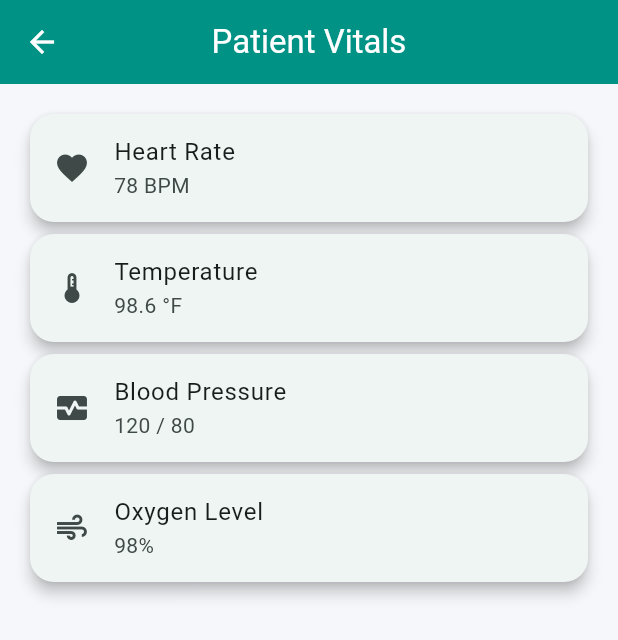
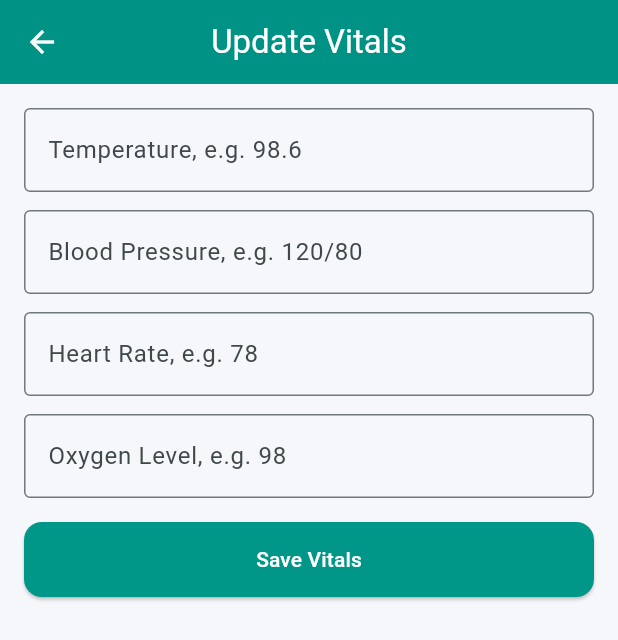
Before and after one commit to sanvithskotian/NurseCare, a Flutter app: the NursePatientDetailsScreen screen opened directly, after a tap on "Update Vitals", on a phone screen of 412 x 824 dp. Shown: the top 640 px of the screen. Run offline on Flutter 3.47's test engine with Material 3 defaults, Android fonts, the phone set to English and light mode, and no system bars.

Commit message:
Improve timestamps and vitals units

```diff
--- /dev/null
+++ b/lib/models/vital.dart
@@ -0,0 +1,19 @@
+class Vital {
+  final String id;
+  final String patientName;
+  final String temperature;
+  final String bloodPressure;
+  final String heartRate;
+  final String oxygenLevel;
+  final String dateTime;
+
+  Vital({
+    required this.id,
+    required this.patientName,
+    required this.temperature,
+    required this.bloodPressure,
+    required this.heartRate,
+    required this.oxygenLevel,
+    required this.dateTime,
+  });
+}
--- a/lib/screens/nurse/nurse_patient_details_screen.dart
+++ b/lib/screens/nurse/nurse_patient_details_screen.dart
@@ -2,6 +2,7 @@ import 'package:flutter/material.dart';
 import '../../services/dummy_data.dart';
 import 'nurse_notes_screen.dart';
 import 'vitals_screen.dart';
+import 'update_vitals_screen.dart';
 
 class NursePatientDetailsScreen extends StatelessWidget {
   const NursePatientDetailsScreen({super.key});
@@ -33,6 +34,12 @@ class NursePatientDetailsScreen extends StatelessWidget {
             context,
             "Update Vitals",
             Icons.favorite,
+            const UpdateVitalsScreen(),
+          ),
+          _actionCard(
+            context,
+            "Vitals History",
+            Icons.monitor_heart,
             const VitalsScreen(),
           ),
           _actionCard(
--- /dev/null
+++ b/lib/screens/nurse/update_vitals_screen.dart
@@ -0,0 +1,115 @@
+import 'package:flutter/material.dart';
+import '../../models/vital.dart';
+import '../../services/dummy_data.dart';
+
+class UpdateVitalsScreen extends StatefulWidget {
+  const UpdateVitalsScreen({super.key});
+
+  @override
+  State<UpdateVitalsScreen> createState() => _UpdateVitalsScreenState();
+}
+
+class _UpdateVitalsScreenState extends State<UpdateVitalsScreen> {
+  final temperatureController = TextEditingController();
+  final bloodPressureController = TextEditingController();
+  final heartRateController = TextEditingController();
+  final oxygenLevelController = TextEditingController();
+
+  String _formatDateTime(DateTime dateTime) {
+    final day = dateTime.day.toString().padLeft(2, '0');
+    final month = dateTime.month.toString().padLeft(2, '0');
+    final year = dateTime.year;
+
+    final hour = dateTime.hour > 12
+      ? dateTime.hour - 12
+      : dateTime.hour == 0
+          ? 12
+          : dateTime.hour;
+
+    final minute = dateTime.minute.toString().padLeft(2, '0');
+    final period = dateTime.hour >= 12 ? "PM" : "AM";
+
+    return "$day/$month/$year, $hour:$minute $period";
+  }
+
+  void saveVitals() {
+    if (temperatureController.text.trim().isEmpty ||
+        bloodPressureController.text.trim().isEmpty ||
+        heartRateController.text.trim().isEmpty ||
+        oxygenLevelController.text.trim().isEmpty) {
+      ScaffoldMessenger.of(context).showSnackBar(
+        const SnackBar(content: Text("Please fill all vitals")),
+      );
+      return;
+    }
+
+    setState(() {
+      DummyData.vitals.insert(
+        0,
+        Vital(
+          id: "V${DummyData.vitals.length + 1}",
+          patientName: DummyData.patient.name,
+          temperature: "${temperatureController.text.trim()} °F",
+          bloodPressure: "${bloodPressureController.text.trim()} mmHg",
+          heartRate: "${heartRateController.text.trim()} BPM",
+          oxygenLevel: "${oxygenLevelController.text.trim()}%",
+          dateTime: _formatDateTime(DateTime.now()),
+        ),
+      );
+    });
+
+    temperatureController.clear();
+    bloodPressureController.clear();
+    heartRateController.clear();
+    oxygenLevelController.clear();
+
+    ScaffoldMessenger.of(context).showSnackBar(
+      const SnackBar(content: Text("Vitals updated successfully")),
+    );
+  }
+
+  @override
+  void dispose() {
+    temperatureController.dispose();
+    bloodPressureController.dispose();
+    heartRateController.dispose();
+    oxygenLevelController.dispose();
+    super.dispose();
+  }
+
+  Widget _inputField(String label, TextEditingController controller) {
+    return TextField(
+      controller: controller,
+      decoration: InputDecoration(
+        labelText: label,
+        border: const OutlineInputBorder(),
+      ),
+    );
+  }
+
+  @override
+  Widget build(BuildContext context) {
+    return Scaffold(
+      appBar: AppBar(
+        title: const Text("Update Vitals"),
+      ),
+      body: ListView(
+        padding: const EdgeInsets.all(16),
+        children: [
+          _inputField("Temperature, e.g. 98.6 ", temperatureController),
+          const SizedBox(height: 12),
+          _inputField("Blood Pressure, e.g. 120/80", bloodPressureController),
+          const SizedBox(height: 12),
+          _inputField("Heart Rate, e.g. 78 ", heartRateController),
+          const SizedBox(height: 12),
+          _inputField("Oxygen Level, e.g. 98", oxygenLevelController),
+          const SizedBox(height: 16),
+          ElevatedButton(
+            onPressed: saveVitals,
+            child: const Text("Save Vitals"),
+          ),
+        ],
+      ),
+    );
+  }
+}
--- a/lib/screens/nurse/vitals_screen.dart
+++ b/lib/screens/nurse/vitals_screen.dart
@@ -1,46 +1,36 @@
 import 'package:flutter/material.dart';
+import '../../services/dummy_data.dart';
 
 class VitalsScreen extends StatelessWidget {
   const VitalsScreen({super.key});
 
   @override
   Widget build(BuildContext context) {
+    final vitals = DummyData.vitals;
+
     return Scaffold(
       appBar: AppBar(
-        title: const Text("Patient Vitals"),
+        title: const Text("Vitals History"),
       ),
-      body: ListView(
+      body: ListView.builder(
         padding: const EdgeInsets.all(16),
-        children: const [
-          Card(
+        itemCount: vitals.length,
+        itemBuilder: (context, index) {
+          final vital = vitals[index];
+
+          return Card(
             child: ListTile(
-              leading: Icon(Icons.favorite),
-              title: Text("Heart Rate"),
-              subtitle: Text("78 BPM"),
+              leading: const Icon(Icons.monitor_heart, color: Colors.teal),
+              title: Text(vital.dateTime),
+              subtitle: Text(
+                "Temp: ${vital.temperature}\n"
+                "BP: ${vital.bloodPressure}\n"
+                "Heart Rate: ${vital.heartRate}\n"
+                "Oxygen: ${vital.oxygenLevel}",
+              ),
             ),
-          ),
-          Card(
-            child: ListTile(
-              leading: Icon(Icons.thermostat),
-              title: Text("Temperature"),
-              subtitle: Text("98.6 °F"),
-            ),
-          ),
-          Card(
-            child: ListTile(
-              leading: Icon(Icons.monitor_heart),
-              title: Text("Blood Pressure"),
-              subtitle: Text("120 / 80"),
-            ),
-          ),
-          Card(
-            child: ListTile(
-              leading: Icon(Icons.air),
-              title: Text("Oxygen Level"),
-              subtitle: Text("98%"),
-            ),
-          ),
-        ],
+          );
+        },
       ),
     );
   }
--- a/lib/services/dummy_data.dart
+++ b/lib/services/dummy_data.dart
@@ -6,6 +6,7 @@ import '../models/prescription.dart';
 import '../models/nursing_note.dart';
 import '../models/diagnosis.dart';
 import '../models/task.dart';
+import '../models/vital.dart';
 
 class DummyData {
   static Patient patient = Patient(
@@ -80,4 +81,15 @@ class DummyData {
     completed: false,
    ),
   ];
+  static final List<Vital> vitals = [
+   Vital(
+    id: "V001",
+    patientName: "John Doe",
+    temperature: "98.6 °F",
+    bloodPressure: "120/80",
+    heartRate: "78 BPM",
+    oxygenLevel: "98%",
+    dateTime: "10 July 2026, 09:00 AM",
+   ),
+  ];
 }
```
Also changed, not shown: lib/screens/doctor/doctor_diagnosis_screen.dart (+18 -1 lines), lib/screens/nurse/nurse_notes_screen.dart (+18 -1 lines).
